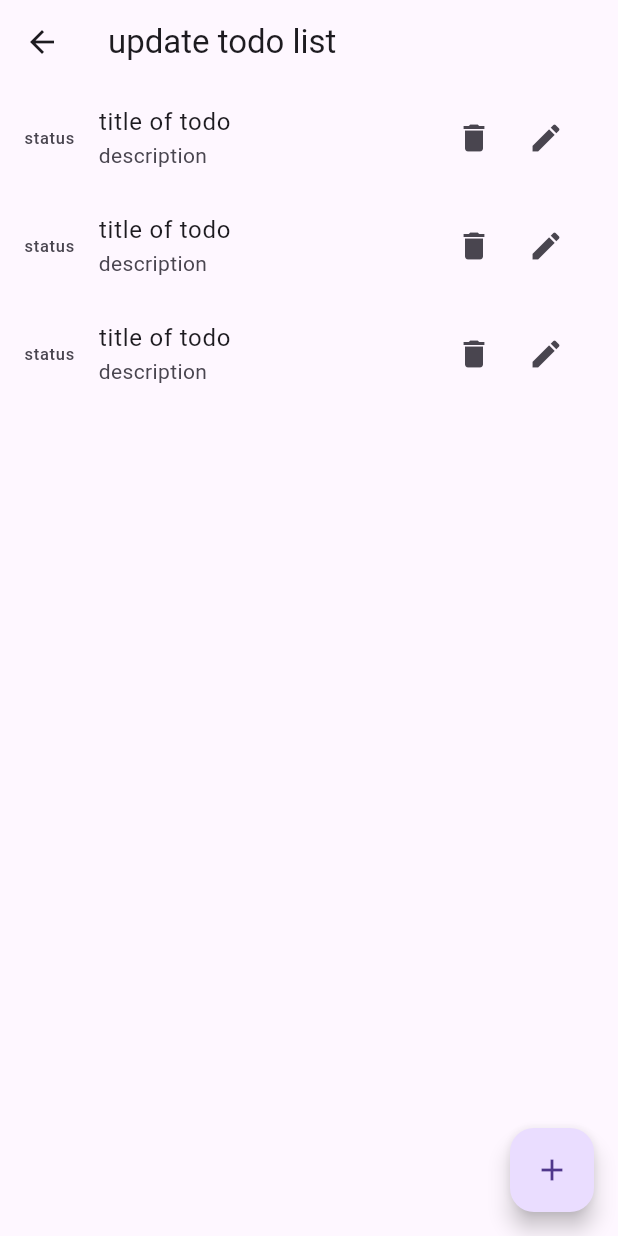
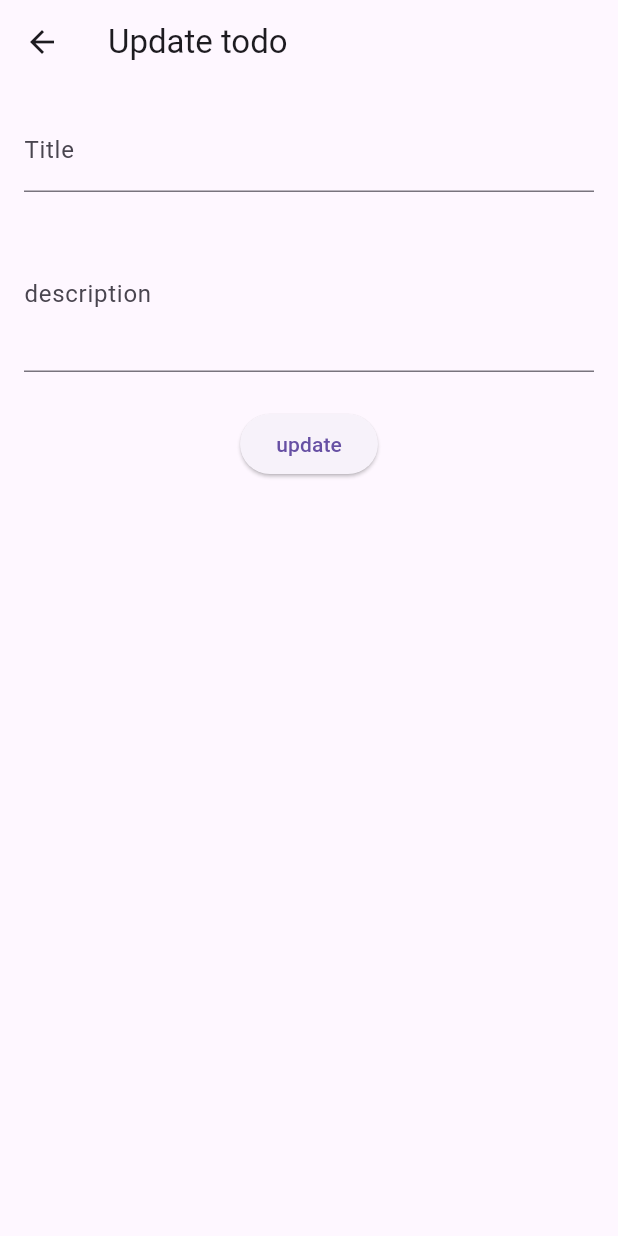
Before and after one commit to AshirRahman/CRUD_Project, a Flutter app: the UpdateHomeScreen screen opened directly, on a phone screen of 412 x 824 dp. Run offline on Flutter 3.47's test engine with Material 3 defaults, Android fonts, the light colour scheme and no system bars.

Commit message:
update home screen fixed

```diff
--- a/lib/screens/home_screen.dart
+++ b/lib/screens/home_screen.dart
@@ -20,11 +20,6 @@ class _HomeScreenState extends State<HomeScreen> {
 
   void _deleteTodo(int index) {
     listOfTodo.removeAt(index);
-    setState(() {});
-  }
-
-  void _updateTodo(int index, Todo todo) {
-    listOfTodo[index] = todo;
     setState(() {});
   }
 
--- a/lib/screens/todo.dart
+++ b/lib/screens/todo.dart
@@ -15,5 +15,4 @@ enum TodoStatus {
   idle,
   inProgress,
   done,
-
 }
--- a/lib/screens/update_home_screen.dart
+++ b/lib/screens/update_home_screen.dart
@@ -1,4 +1,3 @@
-import 'package:android_projects/screens/add_new_todo_screen.dart';
 import 'package:flutter/material.dart';
 
 class UpdateHomeScreen extends StatefulWidget {
@@ -9,63 +8,63 @@ class UpdateHomeScreen extends StatefulWidget {
 }
 
 class _UpdateHomeScreenState extends State<UpdateHomeScreen> {
+  final TextEditingController _titleTEController = TextEditingController();
+  final TextEditingController _descriptionTEController =
+  TextEditingController();
+  final GlobalKey<FormState> _formKey = GlobalKey<FormState>();
+
   @override
   Widget build(BuildContext context) {
     return Scaffold(
-      appBar: AppBar(title: Text('update todo list')),
-      body: ListView.builder(
-        itemCount: 3,
-        itemBuilder: (context, index) {
-          return ListTile(
-            title: Text('title of todo'),
-            subtitle: Text('description'),
-            trailing: Wrap(
+      appBar: AppBar(
+        title: const Text('Update todo'),
+      ),
+      body: SingleChildScrollView(
+        child: Padding(
+          padding: const EdgeInsets.all(16.0),
+          child: Form(
+            key: _formKey,
+            child: Column(
               children: [
-                IconButton(
-                  onPressed: _showChangeStatusDialog,
-                  icon: Icon(Icons.delete),
+                TextFormField(
+                  controller: _titleTEController,
+                  autovalidateMode: AutovalidateMode.onUserInteraction,
+                  decoration: const InputDecoration(
+                      labelText: 'Title', hintText: 'Write your todo title'),
+                  validator: (String? value) {
+                    if (value == null || value.trim().isEmpty) {
+                      return 'Enter your title';
+                    }
+                    return null;
+                  },
                 ),
-                IconButton(
-                  onPressed: _showChangeStatusDialog,
-                  icon: Icon(Icons.edit),
+                const SizedBox(height: 16),
+                TextFormField(
+                  controller: _descriptionTEController,
+                  autovalidateMode: AutovalidateMode.onUserInteraction,
+                  maxLines: 3,
+                  decoration: const InputDecoration(
+                      labelText: 'description',
+                      hintText: 'write your description here'),
+                  validator: (String? value) {
+                    if (value == null || value.trim().isEmpty) {
+                      return 'enter your description';
+                    }
+                    return null;
+                  },
                 ),
+                const SizedBox(height: 24),
+                ElevatedButton(
+                  onPressed: () {
+                    if (_formKey.currentState!.validate()) {}
+                  },
+                  child: const Text('update'),
+                )
               ],
             ),
-            leading: Text('status'),
-            // s
-          );
-        },
-      ),
-      floatingActionButton: FloatingActionButton(
-        onPressed: () {
-          Navigator.push(
-            context,
-            MaterialPageRoute(builder: (context) => const AddNewTodoScreen()),
-          );
-        },
-        child: Icon(Icons.add),
+          ),
+        ),
       ),
     );
   }
-
-  void _showChangeStatusDialog() {
-    showDialog(
-      context: context,
-      builder: (context) {
-        return AlertDialog(
-          title: Text('change status'),
-          content: Column(
-            mainAxisSize: MainAxisSize.min,
-            children: [
-              ListTile(title: Text('idle')),
-              Divider(color: Colors.black, thickness: 1),
-              ListTile(title: Text('in progress')),
-              Divider(color: Colors.black, thickness: 1),
-              ListTile(title: Text('done')),
-            ],
-          ),
-        );
-      },
-    );
-  }
 }
```
